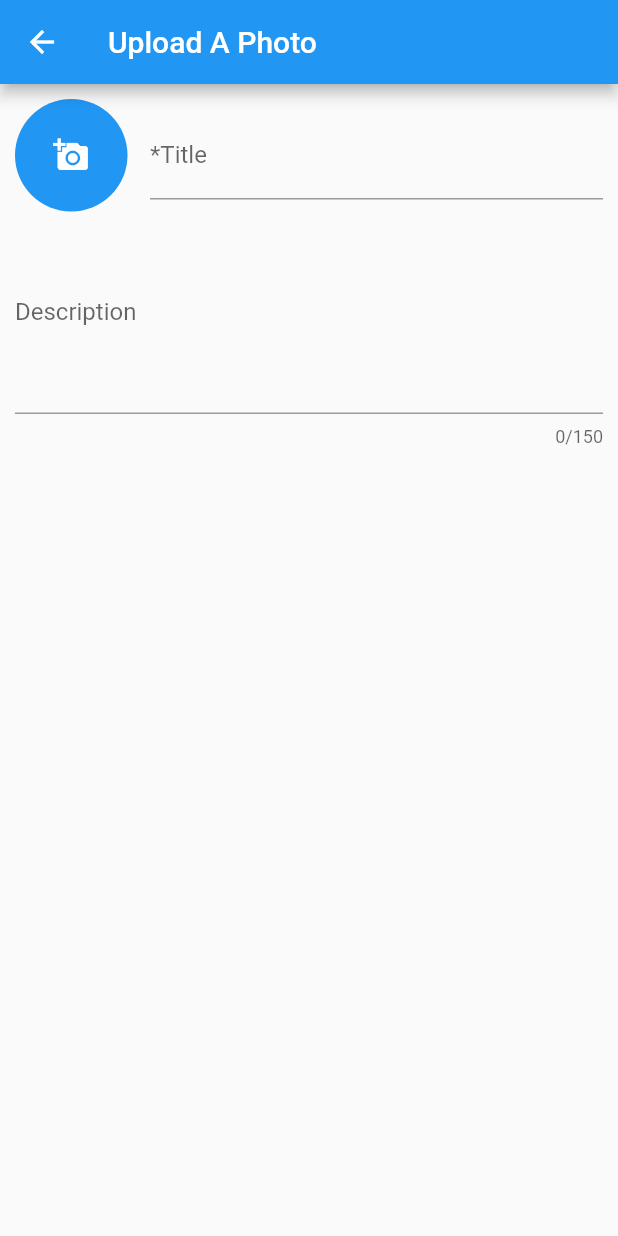
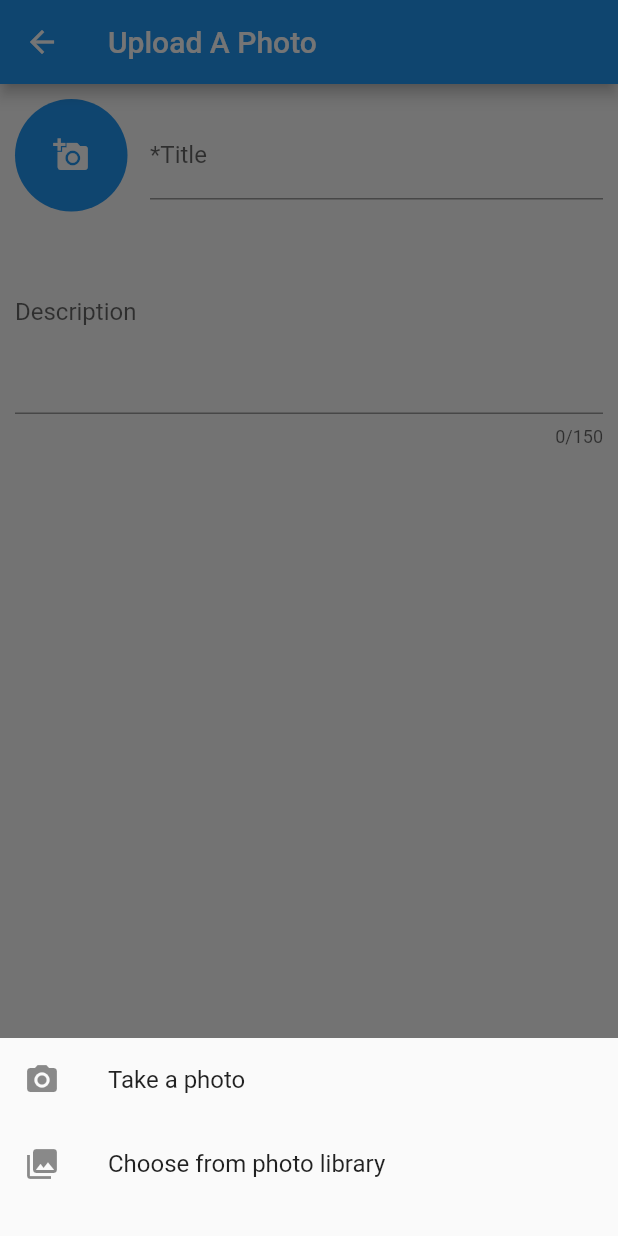
Before and after one commit to briblanch/photo_uploader, a Flutter app: the PhotoUploader screen opened directly, after a tap on the "add a photo" icon, on a phone screen of 412 x 824 dp. Run offline on Flutter 3.47's test engine with Material 2 defaults, Android fonts, the phone set to English and light mode, and no system bars; our stand-ins replace cloud_firestore, firebase_storage, image_picker; accounts and stored records are empty.

Commit message:
Adding bottom sheet for gallery or camera

```diff
--- a/lib/src/uploader.dart
+++ b/lib/src/uploader.dart
@@ -21,8 +21,36 @@ class _PhotoUploaderState extends State<PhotoUploader> {
   String _description;
 
   Future<void> _onChooseImage() async {
+    final source = await showModalBottomSheet(
+      context: context,
+      builder: (context) {
+        return Padding(
+          padding: EdgeInsets.only(bottom: 20.0),
+          child: Column(
+            mainAxisSize: MainAxisSize.min,
+            children: <Widget>[
+              ListTile(
+                leading: Icon(Icons.photo_camera),
+                title: Text('Take a photo'),
+                onTap: () {
+                  Navigator.pop(context, ImageSource.camera);
+                },
+              ),
+              ListTile(
+                leading: Icon(Icons.photo_library),
+                title: Text('Choose from photo library'),
+                onTap: () {
+                  Navigator.pop(context, ImageSource.gallery);
+                },
+              ),
+            ],
+          ),
+        );
+      },
+    );
+
     final pickedImage = await ImagePicker.pickImage(
-      source: ImageSource.gallery,
+      source: source,
       maxHeight: 500.0,
       maxWidth: 500.0,
     );
```
